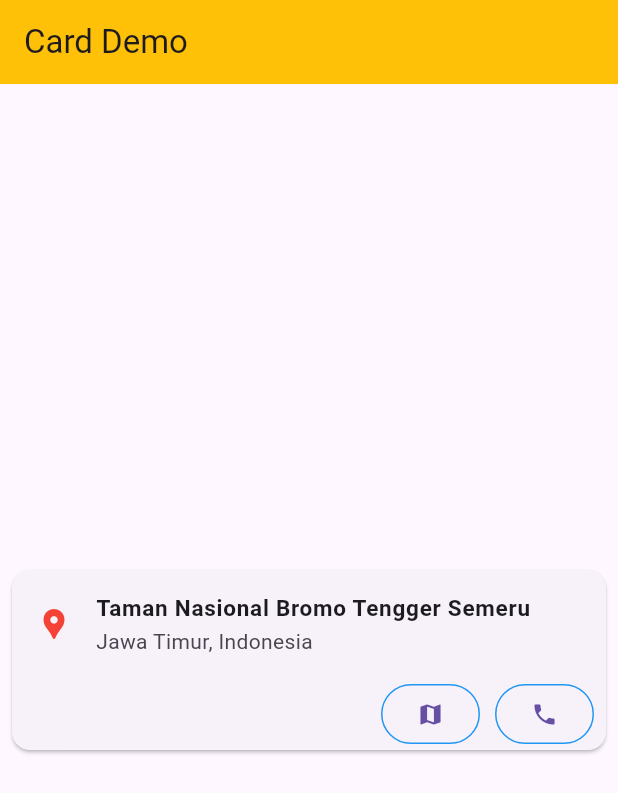
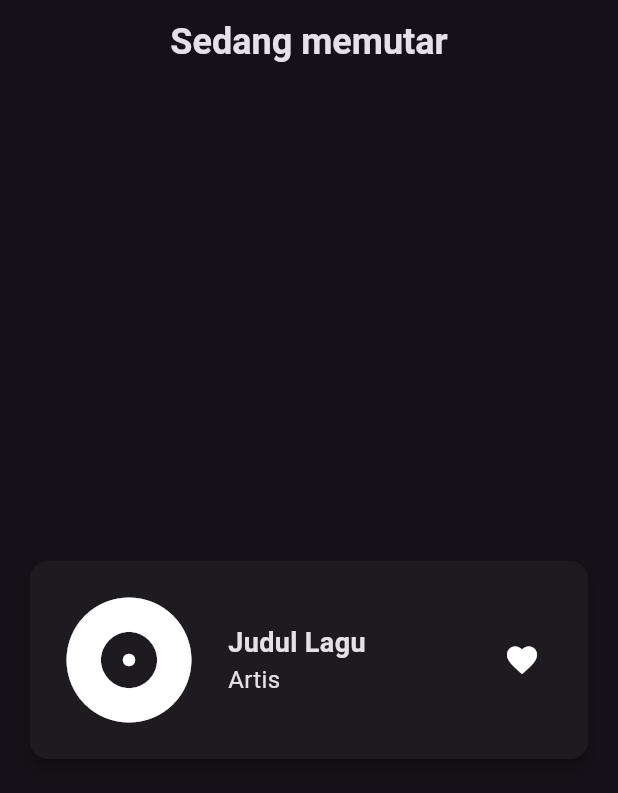
Before and after one commit to contrapoetra/mobile-programming-4, a Flutter app: the screen it shows after launch, on a phone screen of 412 x 824 dp. Shown: the top 793 px of the screen. Run offline on Flutter 3.47's test engine with Material 3 defaults, Android fonts, the light colour scheme and no system bars.

Commit message:
idk this music player thing again

```diff
--- a/lib/main.dart
+++ b/lib/main.dart
@@ -1,108 +1,71 @@
 import 'package:flutter/material.dart';
+// import 'tests.dart'
 
 void main() {
-  runApp(const DemoCard());
+  runApp(const MyApp());
 }
 
-class DemoSizedBox extends StatelessWidget {
-  const DemoSizedBox({super.key});
+class MyApp extends StatelessWidget {
+  const MyApp({super.key});
 
   @override
   Widget build(BuildContext context) {
     return MaterialApp(
-      title: 'Contoh SizedBox',
-      home: Scaffold(
-        appBar: AppBar(
-          backgroundColor: Colors.amber,
-          title: const Text('Contoh SizedBox'),
-        ),
-        body: Center(
-          child: Row(
-            mainAxisAlignment: MainAxisAlignment.center,
-            crossAxisAlignment: CrossAxisAlignment.center,
-            children: [
-              // kotakUji(Colors.amber),
-              // const SizedBox(width: 25, height: 25),
-              // SizedBox(width: 100, height: 100, child: kotakUji(Colors.green)),
-              // const SizedBox(width: 25, height: 25),
-              // kotakUji(Colors.blue),
-
-              kotakUji(Colors.amber),
-              const Spacer(flex: 1),
-              kotakUji(Colors.green),
-              const Spacer(flex: 2),
-              kotakUji(Colors.blue),
-            ],
-          ),
-        ),
-      ),
-    );
-  }
-
-  Container kotakUji(Color warna) {
-    return Container(
-      height: 75,
-      width: 75,
-      color: warna,
+      title: 'Flutter Demo',
+      theme: ThemeData.dark(),
+      home: const MyHomePage(),
     );
   }
 }
 
-class DemoCard extends StatelessWidget {
-  const DemoCard({super.key});
+class MyHomePage extends StatefulWidget {
+  const MyHomePage({super.key});
 
   @override
+  State<MyHomePage> createState() => _MyHomePageState();
+}
+
+class _MyHomePageState extends State<MyHomePage> {
+  @override
   Widget build(BuildContext context) {
-    return MaterialApp(
-      title: 'Demo Card',
-      home: Scaffold(
-        appBar: AppBar(
-          title: const Text('Card Demo'),
-          backgroundColor: Colors.amber,
-        ),
-        body: Center(
-          child: Card(
-            margin: const EdgeInsets.all(8),
-            child: Column(
-              mainAxisSize: MainAxisSize.min,
-              children: [
-                const ListTile(
-                  leading: Icon(
-                    Icons.location_pin,
-                    color: Colors.red,
-                  ),
-                  title: Text(
-                    'Taman Nasional Bromo Tengger Semeru',
-                    style: TextStyle(fontSize: 15, fontWeight: FontWeight.bold),
-                  ),
-                  subtitle: Text('Jawa Timur, Indonesia'),
+    return Scaffold(
+      appBar: AppBar(
+        title: Text('Sedang memutar', style: TextStyle(fontSize: 24, fontWeight: FontWeight.bold)),
+        centerTitle: true,
+      ),
+      body: Center(
+        child: Column(
+          mainAxisAlignment: MainAxisAlignment.center,
+          children: [
+            Container(
+              padding: EdgeInsets.all(16),
+              child: Card(
+                elevation: 4,
+                shape: RoundedRectangleBorder(
+                  borderRadius: BorderRadius.circular(12),
                 ),
-                Container(
-                  padding: const EdgeInsets.only(left: 8, right: 8),
+                child: Container(
+                  padding: EdgeInsets.all(16),
                   child: Row(
-                    mainAxisAlignment: MainAxisAlignment.end,
                     children: [
-                      OutlinedButton(
-                        onPressed: () {},
-                        style: OutlinedButton.styleFrom(
-                          side: const BorderSide(color: Colors.blue),
-                        ),
-                        child: const Icon(Icons.map),
+                      Icon(Icons.album, size: 100),
+                      SizedBox(width: 16),
+                      Column(
+                        crossAxisAlignment: CrossAxisAlignment.start,
+                        children: [
+                          Text('Judul Lagu', style: TextStyle(fontSize: 18, fontWeight: FontWeight.bold)),
+                          Text('Artis', style: TextStyle(fontSize: 16)),
+                        ],
                       ),
-                      const SizedBox(width: 10),
-                      OutlinedButton(
-                        onPressed: () {},
-                        style: OutlinedButton.styleFrom(
-                          side: const BorderSide(color: Colors.blue),
-                        ),
-                        child: const Icon(Icons.phone),
-                      ),
+                      Spacer(),
+                      Icon(Icons.favorite),
+                      SizedBox(width: 16),
                     ],
-                  ),
+                  )
                 )
-              ],
+              ),
             ),
-          ),
+          ],
         ),
       ),
     );
```
Also changed, not shown: lib/tests.dart (added, +104 -0 lines).
